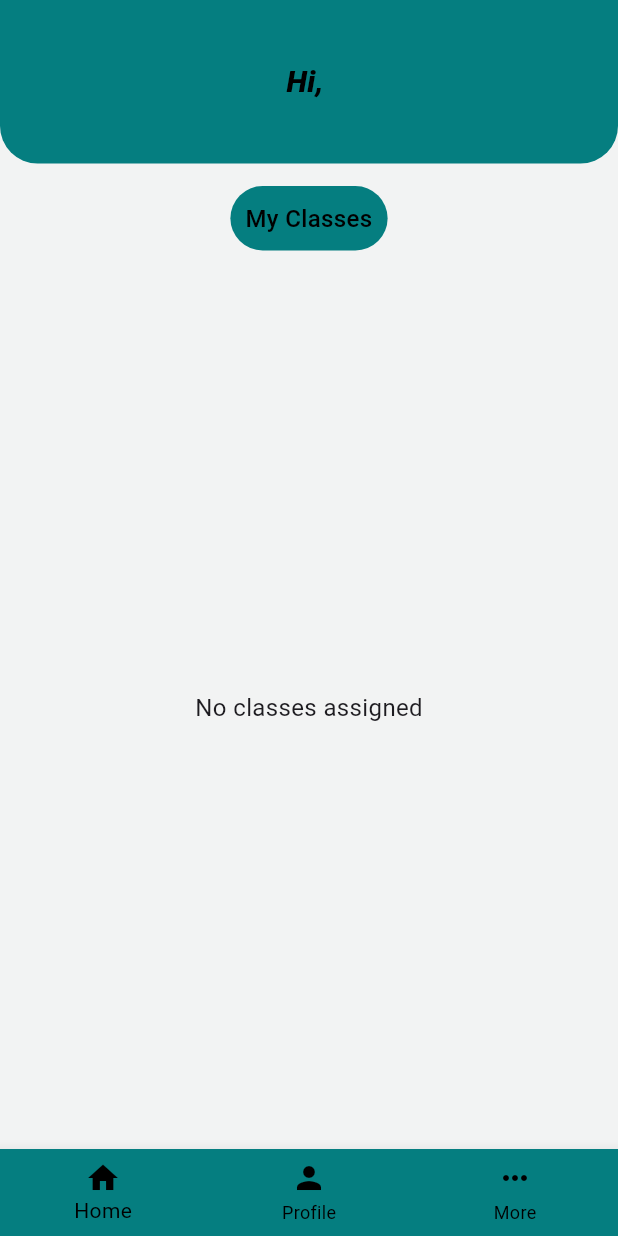
After one commit to Manar-Ashraf/EduSync, a Flutter app: the HomeInstructor screen opened by its route, on a phone screen of 412 x 824 dp. The commit adds this screen. Run offline on Flutter 3.47's test engine with Material 3 defaults, Android fonts, the light colour scheme and no system bars; our stand-ins replace cloud_firestore, firebase_auth, firebase_core, fl_chart, percent_indicator, table_calendar; accounts and stored records are empty.

```diff
--- a/lib/controllers/navigation2.dart
+++ b/lib/controllers/navigation2.dart
@@ -4,10 +4,10 @@ class Navigation2 {
   static void onItemTapped(BuildContext context, int index) {
     switch (index) {
       case 0:
-        Navigator.pushNamed(context, '/home');
+        Navigator.pushNamed(context, '/home_instructor');
         break;
       case 1:
-        Navigator.pushNamed(context, '/profile');
+        Navigator.pushNamed(context, '/profile2');
         break;
       case 2:
         Navigator.pushNamed(context, '/more');
--- a/lib/main.dart
+++ b/lib/main.dart
@@ -1,9 +1,9 @@
-import 'package:edu_sync/screens/courses.dart';
-import 'package:edu_sync/screens/grades_student.dart';
-import 'package:edu_sync/screens/home_student.dart';
+import 'package:edu_sync/screens/instructor/home_instructor.dart';
+import 'package:edu_sync/screens/student/courses.dart';
+import 'package:edu_sync/screens/student/home_student.dart';
 import 'package:edu_sync/screens/profile.dart';
-import 'package:edu_sync/screens/profile_student.dart';
-import 'package:edu_sync/screens/report_student.dart';
+import 'package:edu_sync/screens/student/profile_student.dart';
+import 'package:edu_sync/screens/student/report_student.dart';
 import 'package:edu_sync/screens/signin.dart';
 import 'package:edu_sync/screens/signup.dart';
 import 'package:flutter/material.dart';
@@ -30,6 +30,7 @@ class MyApp extends StatelessWidget {
         '/home_student': (context) => HomeStudent(),
         '/courses': (context) => Courses(),
         '/report_student': (context) => ReportStudent(),
+        '/home_instructor': (context) => HomeInstructor(),
 
       },
       debugShowCheckedModeBanner: false,
--- /dev/null
+++ b/lib/screens/instructor/home_instructor.dart
@@ -0,0 +1,215 @@
+import 'package:edu_sync/controllers/navigation2.dart';
+import 'package:edu_sync/screens/instructor/class_details.dart';
+import 'package:edu_sync/widgets/bottom_bar_2.dart';
+import 'package:edu_sync/widgets/class_card.dart';
+import 'package:firebase_auth/firebase_auth.dart';
+import 'package:flutter/material.dart';
+import 'package:cloud_firestore/cloud_firestore.dart';
+
+class HomeInstructor extends StatefulWidget {
+  const HomeInstructor({super.key});
+
+  @override
+  State<HomeInstructor> createState() => _HomeInstructorState();
+}
+
+class _HomeInstructorState extends State<HomeInstructor> {
+  final _auth = FirebaseAuth.instance;
+  final _firestore = FirebaseFirestore.instance;
+
+  int _currentIndex = 0;
+  String _name = '';
+  final List<String> _studentCounts = ['10', '10', '10', '10', '10', '10'];
+  final List<Map<String, String>> _classes = [];
+  bool _isLoading = true;
+
+  @override
+  void initState() {
+    super.initState();
+    fetchUserData();
+    fetchTeacherClasses();
+  }
+
+  Future<void> fetchUserData() async {
+    User? user = _auth.currentUser;
+    if (user != null) {
+      DocumentSnapshot userDoc =
+          await _firestore.collection('users').doc(user.uid).get();
+
+      if (userDoc.exists) {
+        setState(() {
+          _name = userDoc['name'] ?? '';
+        });
+      }
+    }
+  }
+
+  Future<void> fetchTeacherClasses() async {
+    User? user = _auth.currentUser;
+    if (user == null) return;
+
+    setState(() {
+      _isLoading = true;
+    });
+
+    try {
+      final subjectsQuery =
+          await _firestore
+              .collection('subjects')
+              .where('teacherId', isEqualTo: user.uid)
+              .get();
+
+      for (var i = 0; i < subjectsQuery.docs.length; i++) {
+        final subjectDoc = subjectsQuery.docs[i];
+        final subjectName = subjectDoc['name'] as String? ?? 'No Subject';
+
+        final classDocs =
+            await _firestore
+                .collection('subjects')
+                .doc(subjectDoc.id)
+                .collection('class')
+                .get();
+
+        // Create a class card for each class
+        for (var j = 0; j < classDocs.docs.length; j++) {
+          final classDoc = classDocs.docs[j];
+          final className = classDoc['className'] as String? ?? 'N/A';
+
+          // Use modulo to cycle through hardcoded student counts
+          final studentCount = _studentCounts[(i + j) % _studentCounts.length];
+
+          _classes.add({
+            'subject': subjectName,
+            'students': studentCount,
+            'class': className,
+            'subjectId': subjectDoc.id,
+            'classId': classDoc.id,
+          });
+        }
+      }
+
+      setState(() {
+        _isLoading = false;
+      });
+    } catch (e) {
+      setState(() {
+        _isLoading = false;
+      });
+      print('Error fetching classes: $e');
+    }
+  }
+
+  @override
+  Widget build(BuildContext context) {
+    return Scaffold(
+      backgroundColor: const Color.fromARGB(255, 242, 243, 243),
+      body: Column(
+        children: [
+          Container(
+            padding: const EdgeInsets.symmetric(horizontal: 16, vertical: 40),
+            decoration: const BoxDecoration(
+              color: Color.fromARGB(255, 5, 126, 128),
+              borderRadius: BorderRadius.only(
+                bottomLeft: Radius.circular(25),
+                bottomRight: Radius.circular(25),
+              ),
+            ),
+            child: Row(
+              children: [
+                Expanded(
+                  child: Column(
+                    crossAxisAlignment: CrossAxisAlignment.center,
+                    children: [
+                      Text(
+                        "Hi, $_name",
+                        style: const TextStyle(
+                          fontSize: 20,
+                          fontWeight: FontWeight.w900,
+                          fontStyle: FontStyle.italic,
+                          color: Colors.black,
+                        ),
+                      ),
+                    ],
+                  ),
+                ),
+              ],
+            ),
+          ),
+          SizedBox(height: 15),
+          Padding(
+            padding: const EdgeInsets.symmetric(horizontal: 10.0),
+            child: Container(
+              padding: const EdgeInsets.all(10),
+              decoration: BoxDecoration(
+                color: Color.fromARGB(255, 5, 126, 128),
+                borderRadius: BorderRadius.circular(50),
+              ),
+              child: const Text(
+                "My Classes",
+                textAlign: TextAlign.center,
+                style: TextStyle(
+                  fontSize: 16,
+                  fontWeight: FontWeight.w500,
+                  color: Colors.black,
+                ),
+              ),
+            ),
+          ),
+          SizedBox(height: 10),
+
+          if (_isLoading)
+            const Expanded(
+              child: Center(
+                child: CircularProgressIndicator(color: Colors.teal),
+              ),
+            )
+          else if (_classes.isEmpty)
+            const Expanded(
+              child: Center(
+                child: Text(
+                  "No classes assigned",
+                  style: TextStyle(fontSize: 16),
+                ),
+              ),
+            )
+          else
+            Expanded(
+              child: ListView.builder(
+                padding: const EdgeInsets.all(10),
+                itemCount: _classes.length,
+                itemBuilder: (context, index) {
+                  final classData = _classes[index];
+                  return ClassCard(
+                    subject: classData['subject']!,
+                    students: classData['students']!,
+                    className: classData['class']!,
+                    onTap: () {
+                      Navigator.push(
+                        context,
+                        MaterialPageRoute(
+                          builder:
+                              (context) => ClassDetails(
+                                subjectName: classData['subject']!,
+                                className: classData['class']!,
+                              ),
+                        ),
+                      );
+                    },
+                  );
+                },
+              ),
+            ),
+        ],
+      ),
+      bottomNavigationBar: BottomBar2(
+        currentIndex: _currentIndex,
+        onTap: (index) {
+          setState(() {
+            _currentIndex = index;
+          });
+          Navigation2.onItemTapped(context, index);
+        },
+      ),
+    );
+  }
+}
--- a/lib/screens/course_details.dart
+++ b/lib/screens/student/course_details.dart
@@ -1,6 +1,6 @@
 import 'package:edu_sync/controllers/navigation.dart';
-import 'package:edu_sync/screens/attendance_student.dart';
-import 'package:edu_sync/screens/grades_student.dart';
+import 'package:edu_sync/screens/student/attendance_student.dart';
+import 'package:edu_sync/screens/student/grades_student.dart';
 import 'package:edu_sync/widgets/bottom_bar_1.dart';
 import 'package:flutter/material.dart';
 
--- a/lib/screens/courses.dart
+++ b/lib/screens/student/courses.dart
@@ -1,5 +1,5 @@
 import 'package:edu_sync/controllers/navigation.dart';
-import 'package:edu_sync/screens/course_details.dart';
+import 'package:edu_sync/screens/student/course_details.dart';
 import 'package:edu_sync/widgets/bottom_bar_1.dart';
 import 'package:edu_sync/widgets/search.dart';
 import 'package:flutter/material.dart';
@@ -73,7 +73,7 @@ class _CoursesState extends State<Courses> {
       case 'HISTORY':
         return 'assets/images/history.png';
       default:
-        return 'assets/images/default_subject.png';
+        return '';
     }
   }
 
@@ -143,7 +143,7 @@ class _CoursesState extends State<Courses> {
           Expanded(
             child:
                 _isLoading
-                    ? const Center(child: CircularProgressIndicator())
+                    ? const Center(child: CircularProgressIndicator(color: Colors.teal,))
                     : filteredSubjects.isEmpty
                     ? const Center(child: Text('No subjects found'))
                     : ListView.builder(
--- a/lib/screens/grades_student.dart
+++ b/lib/screens/student/grades_student.dart
@@ -189,7 +189,7 @@ class _GradesStudentState extends State<GradesStudent> {
                   ],
                 ),
                 progressColor: const Color.fromARGB(255, 5, 126, 128),
-                backgroundColor: Color.fromARGB(255, 242, 243, 243)!,
+                backgroundColor: Color.fromARGB(255, 242, 243, 243),
                 circularStrokeCap: CircularStrokeCap.round,
               ),
               const SizedBox(height: 15),
--- a/pubspec.yaml
+++ b/pubspec.yaml
@@ -15,6 +15,7 @@ dependencies:
   cupertino_icons: ^1.0.2
   fl_chart: ^0.70.2
   percent_indicator: ^4.2.2
+  table_calendar: ^3.0.9
 
 dev_dependencies:
   flutter_test:
```
Also changed, not shown: lib/screens/attendance_student.dart (deleted, +0 -15 lines), lib/screens/instructor/class_details.dart (added, +27 -0 lines), lib/screens/signin.dart (+5 -7 lines), lib/screens/student/attendance_student.dart (added, +275 -0 lines), lib/widgets/class_card.dart (added, +63 -0 lines), lib/screens/student/home_student.dart (renamed from lib/screens/home_student.dart), lib/screens/student/profile_student.dart (renamed from lib/screens/profile_student.dart), lib/screens/student/report_student.dart (renamed from lib/screens/report_student.dart), pubspec.lock.
